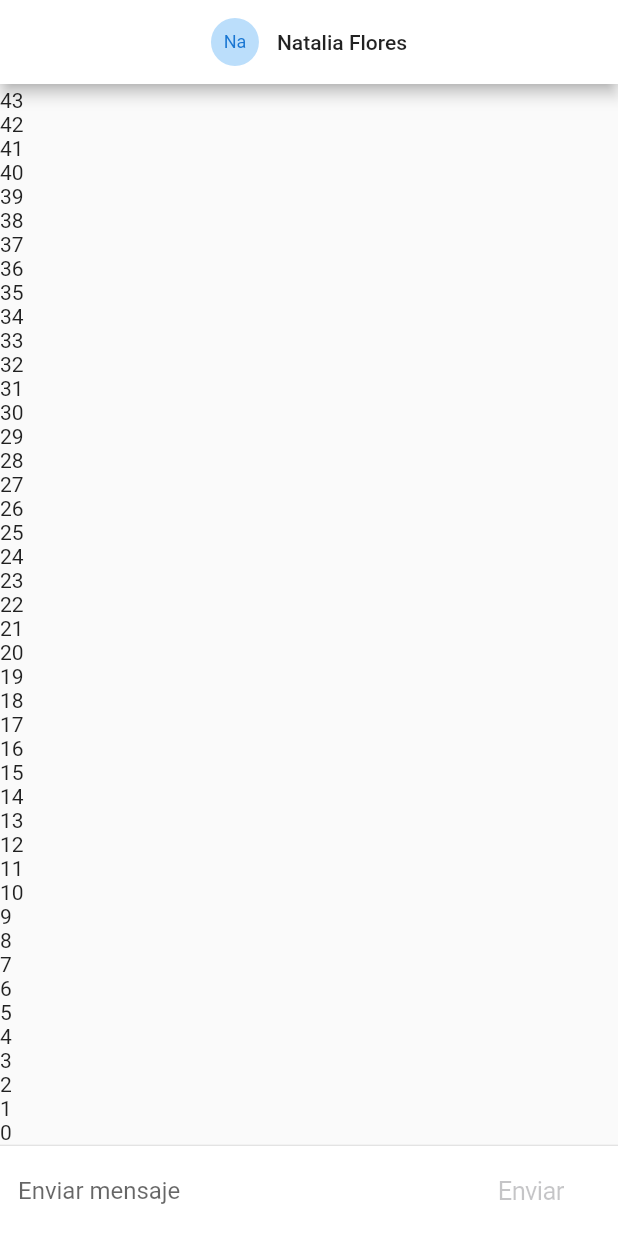
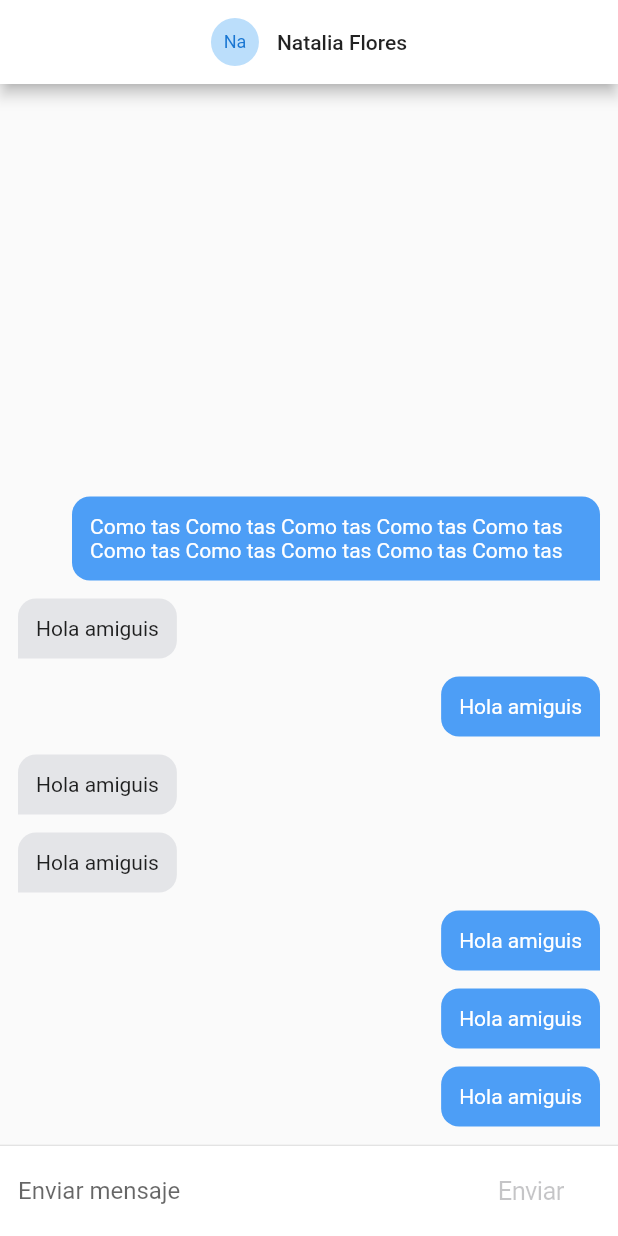
Before and after one commit to paulmrg-461/flutter-realtime-chat, a Flutter app: the screen it shows after launch, on a phone screen of 412 x 824 dp. Run offline on Flutter 3.47's test engine with Material 2 defaults, Android fonts, the phone set to English and light mode, and no system bars; our stand-ins replace pull_to_refresh.

Commit message:
66. Bubble messages

```diff
--- a/lib/pages/chat_page.dart
+++ b/lib/pages/chat_page.dart
@@ -2,6 +2,7 @@ import 'dart:io';
 
 import 'package:flutter/cupertino.dart';
 import 'package:flutter/material.dart';
+import 'package:realtime_chat/widgets/chat_message.dart';
 
 class ChatPage extends StatefulWidget {
   @override
@@ -13,6 +14,42 @@ class _ChatPageState extends State<ChatPage> {
   final _focusNode = new FocusNode();
   bool _isWriting = false;
 
+  List<ChatMessage> _messages = [
+    ChatMessage(
+      uid: '123',
+      text: 'Hola amiguis',
+    ),
+    ChatMessage(
+      uid: '123',
+      text: 'Hola amiguis',
+    ),
+    ChatMessage(
+      uid: '123',
+      text: 'Hola amiguis',
+    ),
+    ChatMessage(
+      uid: '1234',
+      text: 'Hola amiguis',
+    ),
+    ChatMessage(
+      uid: '1234',
+      text: 'Hola amiguis',
+    ),
+    ChatMessage(
+      uid: '123',
+      text: 'Hola amiguis',
+    ),
+    ChatMessage(
+      uid: '1234',
+      text: 'Hola amiguis',
+    ),
+    ChatMessage(
+      uid: '123',
+      text:
+          'Como tas Como tas Como tas Como tas Como tas Como tas Como tas Como tas Como tas Como tas ',
+    ),
+  ];
+
   @override
   Widget build(BuildContext context) {
     return Scaffold(
@@ -23,7 +60,8 @@ class _ChatPageState extends State<ChatPage> {
             Flexible(
                 child: ListView.builder(
               physics: BouncingScrollPhysics(),
-              itemBuilder: (_, i) => Text('$i'),
+              itemCount: _messages.length,
+              itemBuilder: (_, i) => _messages[i],
               reverse: true,
             )),
             Divider(
@@ -115,6 +153,14 @@ class _ChatPageState extends State<ChatPage> {
     print(text);
     _textController.clear();
     _focusNode.requestFocus();
+
+    final newMessage = new ChatMessage(
+      uid: '123',
+      text: text,
+    );
+
+    _messages.insert(0, newMessage);
+
     setState(() {
       _isWriting = false;
     });
--- /dev/null
+++ b/lib/widgets/chat_message.dart
@@ -0,0 +1,57 @@
+import 'package:flutter/material.dart';
+
+class ChatMessage extends StatelessWidget {
+  final String text;
+  final String uid;
+
+  const ChatMessage({Key key, this.text, this.uid}) : super(key: key);
+
+  @override
+  Widget build(BuildContext context) {
+    return Container(
+      child: this.uid == '123' ? _myMessage() : _notMyChatMessage(),
+    );
+  }
+
+  Widget _myMessage() {
+    return Align(
+      alignment: Alignment.centerRight,
+      child: Container(
+        margin: EdgeInsets.only(right: 12.0, left: 48, bottom: 12.0),
+        padding: EdgeInsets.all(12.0),
+        decoration: BoxDecoration(
+            color: Color(0xff4D9EF6),
+            borderRadius: BorderRadius.only(
+              bottomLeft: Radius.circular(12),
+              topLeft: Radius.circular(12),
+              topRight: Radius.circular(12),
+            )),
+        child: Text(
+          this.text,
+          style: TextStyle(color: Colors.white),
+        ),
+      ),
+    );
+  }
+
+  Widget _notMyChatMessage() {
+    return Align(
+      alignment: Alignment.centerLeft,
+      child: Container(
+        margin: EdgeInsets.only(right: 48.0, left: 12, bottom: 12.0),
+        padding: EdgeInsets.all(12.0),
+        decoration: BoxDecoration(
+            color: Color(0xffE4E5E8),
+            borderRadius: BorderRadius.only(
+              bottomRight: Radius.circular(12),
+              topLeft: Radius.circular(12),
+              topRight: Radius.circular(12),
+            )),
+        child: Text(
+          this.text,
+          style: TextStyle(color: Colors.black87),
+        ),
+      ),
+    );
+  }
+}
```
